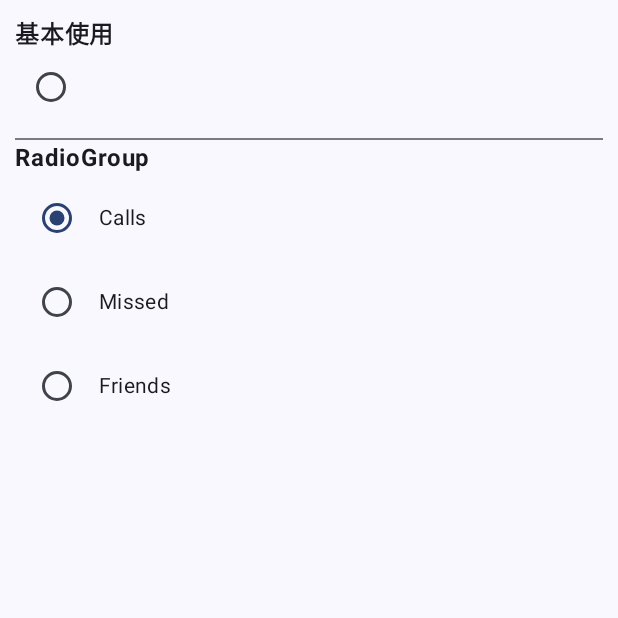
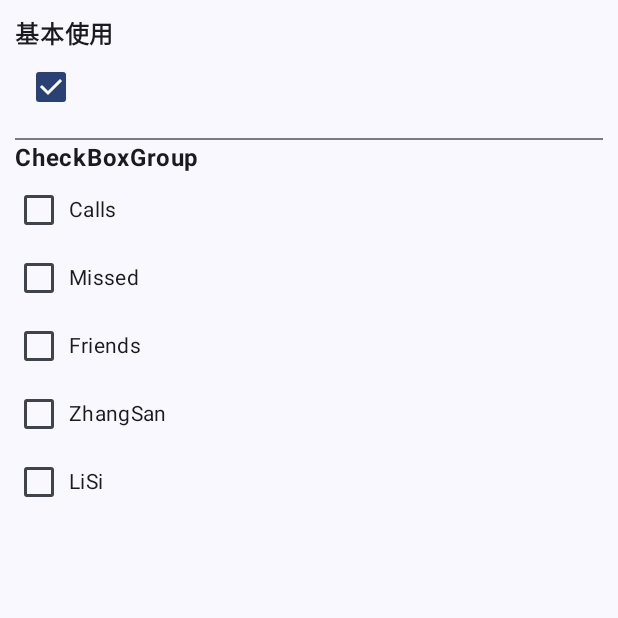
Before and after one commit to guanjiayo/MyComposeTest, an Android app built with Jetpack Compose: the CheckBoxActivity screen opened directly, with no data from a screen before it, on a phone screen of 412 x 824 dp, the top half of it. Run offline under Robolectric (Android 15) with nearby library versions, the phone set to English and light mode, and no system bars.

Commit message:
新增 checkbox,chip ,部分简单布局使用

```diff
--- a/app/src/main/java/zs/xmx/compose/ui/button/ButtonActivity.kt
+++ b/app/src/main/java/zs/xmx/compose/widget/button/ButtonActivity.kt
@@ -1,6 +1,6 @@
 @file:OptIn(ExperimentalMaterial3Api::class)
 
-package zs.xmx.compose.ui.button
+package zs.xmx.compose.widget.button
 
 import android.os.Bundle
 import android.widget.Toast
@@ -112,7 +112,7 @@ class ButtonActivity : AppCompatActivity() {
 
         Button(
             onClick = composeClick {
-                Toast.makeText(ButtonActivity@ this, "点击了该按钮", Toast.LENGTH_SHORT).show()
+                Toast.makeText(this, "点击了该按钮", Toast.LENGTH_SHORT).show()
             },
             elevation = null,
         ) {
--- a/app/src/main/java/zs/xmx/compose/ui/button/ButtonSelector.kt
+++ b/app/src/main/java/zs/xmx/compose/widget/button/ButtonSelector.kt
@@ -1,4 +1,4 @@
-package zs.xmx.compose.ui.button
+package zs.xmx.compose.widget.button
 
 import androidx.compose.foundation.interaction.MutableInteractionSource
 import androidx.compose.foundation.interaction.collectIsPressedAsState
--- a/app/src/main/java/zs/xmx/compose/ui/radiobutton/RadioButtonActivity.kt
+++ b/app/src/main/java/zs/xmx/compose/widget/checkbox/CheckBoxActivity.kt
@@ -1,8 +1,7 @@
-package zs.xmx.compose.ui.radiobutton
+package zs.xmx.compose.widget.checkbox
 
 import android.os.Bundle
 import android.util.Log
-import android.widget.Toast
 import androidx.activity.compose.setContent
 import androidx.appcompat.app.AppCompatActivity
 import androidx.compose.foundation.layout.Column
@@ -16,16 +15,15 @@ import androidx.compose.foundation.rememberScrollState
 import androidx.compose.foundation.selection.selectable
 import androidx.compose.foundation.selection.selectableGroup
 import androidx.compose.foundation.verticalScroll
+import androidx.compose.material3.Checkbox
 import androidx.compose.material3.Divider
 import androidx.compose.material3.MaterialTheme
-import androidx.compose.material3.RadioButton
 import androidx.compose.material3.Surface
 import androidx.compose.material3.Text
 import androidx.compose.runtime.Composable
-import androidx.compose.runtime.getValue
+import androidx.compose.runtime.LaunchedEffect
 import androidx.compose.runtime.mutableStateOf
 import androidx.compose.runtime.remember
-import androidx.compose.runtime.setValue
 import androidx.compose.ui.Alignment
 import androidx.compose.ui.Modifier
 import androidx.compose.ui.semantics.Role
@@ -33,7 +31,8 @@ import androidx.compose.ui.text.font.FontWeight
 import androidx.compose.ui.unit.dp
 import zs.xmx.compose.theme.MyTestTheme
 
-class RadioButtonActivity : AppCompatActivity() {
+class CheckBoxActivity : AppCompatActivity() {
+    private val TAG = CheckBoxActivity::class.java.simpleName
     override fun onCreate(savedInstanceState: Bundle?) {
         super.onCreate(savedInstanceState)
         setContent {
@@ -42,14 +41,14 @@ class RadioButtonActivity : AppCompatActivity() {
                 Surface(
                     modifier = Modifier.fillMaxSize(), color = MaterialTheme.colorScheme.background
                 ) {
-                    RadioButtonSample()
+                    CheckBoxSample()
                 }
             }
         }
     }
 
     @Composable
-    fun RadioButtonSample() {
+    fun CheckBoxSample() {
         Column(
             modifier = Modifier
                 .padding(start = 10.dp, end = 10.dp)
@@ -60,8 +59,8 @@ class RadioButtonActivity : AppCompatActivity() {
             //基本使用
             BasicUse()
 
-            //Button左边带Icon
-            RadioGroup()
+            //模拟一组CheckBox,多选操作
+            CheckBoxGroup()
         }
 
     }
@@ -70,70 +69,65 @@ class RadioButtonActivity : AppCompatActivity() {
     private fun BasicUse() {
         Spacer(modifier = Modifier.height(10.dp))
         Text(text = "基本使用", fontWeight = FontWeight.Bold)
+        val checkedState = remember { mutableStateOf(true) }
+        Checkbox(checked = checkedState.value, onCheckedChange = { checkedState.value = it })
+    }
 
-        var state by remember { mutableStateOf(false) }
+    @Composable
+    private fun CheckBoxGroup() {
+        Spacer(modifier = Modifier.height(10.dp))
+        Divider(modifier = Modifier.fillMaxWidth())
 
-        RadioButton(selected = state, onClick = {
-            state = !state
+        Text(text = "CheckBoxGroup", fontWeight = FontWeight.Bold)
+
+        val checkItems = mutableListOf("Calls", "Missed", "Friends", "ZhangSan", "LiSi")
+        MyCheckBoxGroup(checkItems, onOptionSelected = {
+            Log.i(TAG, "CheckBoxGroup: $it")
+            //Toast.makeText(this, it, Toast.LENGTH_SHORT).show()
         })
 
     }
 
     @Composable
-    private fun RadioGroup() {
-        Spacer(modifier = Modifier.height(10.dp))
-        Divider(modifier = Modifier.fillMaxWidth())
-        Text(text = "RadioGroup", fontWeight = FontWeight.Bold)
+    private fun MyCheckBoxGroup(
+        options: List<String>, onOptionSelected: (String) -> Unit
+    ) {
 
-        val radioItems = listOf("Calls", "Missed", "Friends")
+        val selectedOption = remember { mutableListOf<String>() }
 
-        MyRadioGroup(
-            options = radioItems,
-            initialSelectedOption = radioItems[0],
-            onOptionSelected = {
-                Toast.makeText(this@RadioButtonActivity, it, Toast.LENGTH_SHORT).show()
-            })
+        Column(modifier = Modifier.selectableGroup()) {
 
-    }
+            options.forEach { option ->
+                val isChecked = remember(option) { mutableStateOf(false) }
 
-    @Composable
-    private fun MyRadioGroup(
-        options: List<String>,
-        initialSelectedOption: String,
-        onOptionSelected: (String) -> Unit,
-        modifier: Modifier = Modifier
-    ) {
-        /*
-            selectedOption 当前选中的值
-            onOptionSelected  用于更新 mutableStateOf(radioItems[0])
-         */
-        val (selectedOption, setSelectedOption) = remember { mutableStateOf(initialSelectedOption) }
-
-        Column(modifier = modifier.selectableGroup()) {
-            options.forEach { option ->
                 Row(
                     modifier = Modifier
                         .fillMaxWidth()
-                        .height(56.dp)
+                        .height(45.dp)
+                        .padding(horizontal = 4.dp)
                         .selectable(
-                            selected = (option == selectedOption),
-                            onClick = {
-                                setSelectedOption(option)
-                                onOptionSelected(option)
-                            },
-                            role = Role.RadioButton
-                        )
-                        .padding(horizontal = 16.dp),
-                    verticalAlignment = Alignment.CenterVertically
+                            selected = isChecked.value, onClick = {
+                                isChecked.value = !isChecked.value
+                            }, role = Role.Checkbox
+                        ), verticalAlignment = Alignment.CenterVertically
                 ) {
-                    RadioButton(
-                        selected = (option == selectedOption),
-                        onClick = null
+                    LaunchedEffect(isChecked.value) {
+                        if (isChecked.value) {
+                            selectedOption.add(option)
+                        } else {
+                            selectedOption.remove(option)
+                        }
+                        if (selectedOption.isNotEmpty()) {
+                            onOptionSelected(selectedOption.joinToString(","))
+                        }
+                    }
+                    Checkbox(
+                        checked = isChecked.value, onCheckedChange = null
                     )
                     Text(
                         text = option,
                         style = MaterialTheme.typography.bodyMedium.merge(),
-                        modifier = Modifier.padding(start = 16.dp)
+                        modifier = Modifier.padding(start = 8.dp)
                     )
                 }
             }
--- a/app/src/main/java/zs/xmx/compose/ui/TextFieldActivity.kt
+++ b/app/src/main/java/zs/xmx/compose/widget/edittext/TextFieldActivity.kt
@@ -1,6 +1,6 @@
 @file:OptIn(ExperimentalMaterial3Api::class)
 
-package zs.xmx.compose.ui
+package zs.xmx.compose.widget.edittext
 
 import android.os.Bundle
 import androidx.activity.compose.setContent
--- a/app/src/main/java/zs/xmx/compose/ui/image/ImageActivity.kt
+++ b/app/src/main/java/zs/xmx/compose/widget/image/ImageActivity.kt
@@ -1,4 +1,4 @@
-package zs.xmx.compose.ui.image
+package zs.xmx.compose.widget.image
 
 import android.os.Bundle
 import androidx.activity.compose.setContent
@@ -24,7 +24,6 @@ import androidx.compose.material3.MaterialTheme
 import androidx.compose.material3.Surface
 import androidx.compose.material3.Text
 import androidx.compose.runtime.Composable
-import androidx.compose.ui.Alignment
 import androidx.compose.ui.Modifier
 import androidx.compose.ui.graphics.Color
 import androidx.compose.ui.graphics.ImageBitmap
--- a/app/src/main/java/zs/xmx/compose/ui/progress/ProgressActivity.kt
+++ b/app/src/main/java/zs/xmx/compose/widget/progress/ProgressActivity.kt
@@ -1,4 +1,4 @@
-package zs.xmx.compose.ui.progress
+package zs.xmx.compose.widget.progress
 
 import android.os.Bundle
 import androidx.activity.compose.setContent
@@ -18,14 +18,12 @@ import androidx.compose.material3.CircularProgressIndicator
 import androidx.compose.material3.Divider
 import androidx.compose.material3.LinearProgressIndicator
 import androidx.compose.material3.MaterialTheme
-import androidx.compose.material3.OutlinedButton
 import androidx.compose.material3.ProgressIndicatorDefaults
 import androidx.compose.material3.Surface
 import androidx.compose.material3.Text
 import androidx.compose.runtime.Composable
 import androidx.compose.runtime.getValue
 import androidx.compose.runtime.mutableFloatStateOf
-import androidx.compose.runtime.mutableStateOf
 import androidx.compose.runtime.remember
 import androidx.compose.runtime.setValue
 import androidx.compose.ui.Modifier
--- a/app/src/main/java/zs/xmx/compose/ui/seekbar/SliderActivity.kt
+++ b/app/src/main/java/zs/xmx/compose/widget/seekbar/SliderActivity.kt
@@ -1,4 +1,4 @@
-package zs.xmx.compose.ui.seekbar
+package zs.xmx.compose.widget.seekbar
 
 import android.os.Bundle
 import android.util.Log
@@ -16,7 +16,6 @@ import androidx.compose.material3.RangeSlider
 import androidx.compose.material3.Slider
 import androidx.compose.material3.SliderDefaults
 import androidx.compose.material3.Surface
-import androidx.compose.material3.Switch
 import androidx.compose.material3.Text
 import androidx.compose.runtime.Composable
 import androidx.compose.runtime.getValue
--- a/app/src/main/java/zs/xmx/compose/ui/switch/SwitchActivity.kt
+++ b/app/src/main/java/zs/xmx/compose/widget/switchview/SwitchActivity.kt
@@ -1,4 +1,4 @@
-package zs.xmx.compose.ui.switch
+package zs.xmx.compose.widget.switchview
 
 import android.os.Bundle
 import androidx.activity.compose.setContent
--- a/app/src/main/java/zs/xmx/compose/ui/TextActivity.kt
+++ b/app/src/main/java/zs/xmx/compose/widget/text/TextActivity.kt
@@ -1,4 +1,4 @@
-package zs.xmx.compose.ui
+package zs.xmx.compose.widget.text
 
 import android.os.Bundle
 import androidx.activity.compose.setContent
--- a/app/src/main/java/zs/xmx/compose/ui/TextView.kt
+++ b/app/src/main/java/zs/xmx/compose/widget/text/TextView.kt
@@ -1,4 +1,4 @@
-package zs.xmx.compose.ui
+package zs.xmx.compose.widget.text
 
 import android.widget.Toast
 import androidx.compose.foundation.layout.Column
--- a/app/src/main/res/layout/activity_main.xml
+++ b/app/src/main/res/layout/activity_main.xml
@@ -4,7 +4,7 @@
     xmlns:tools="http://schemas.android.com/tools"
     android:layout_width="match_parent"
     android:layout_height="match_parent"
-    tools:context="zs.xmx.compose.ui.TextViewActivity">
+    tools:context="zs.xmx.compose.widget.text.TextViewActivity">
 
     <androidx.recyclerview.widget.RecyclerView
         android:id="@+id/recyclerView"
```
Also changed, not shown: app/src/main/AndroidManifest.xml (+11 -8 lines), app/src/main/java/zs/xmx/compose/MainActivity.kt (+17 -8 lines), app/src/main/java/zs/xmx/compose/layout/SimpleLayoutActivity.kt (added, +210 -0 lines), app/src/main/java/zs/xmx/compose/widget/chip/ChipActivity.kt (added, +178 -0 lines), app/src/main/java/zs/xmx/compose/widget/radiobutton/RadioButtonActivity.kt (added, +142 -0 lines).
